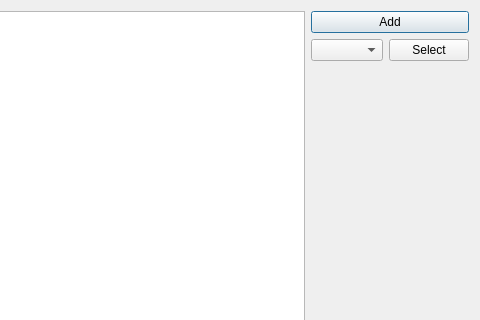
Above: Learn_Words_App_0_0_1/addword.ui from Sautenko-Andrey/learn_words_app before the change; both pictures show x 352 to 832 and y 0 to 320 of the 832 by 481 pixel window. Below: the same form after it.
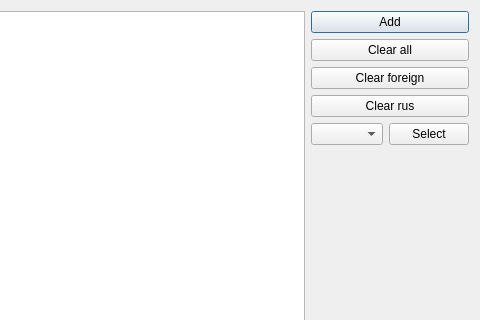
That is the form after the change.

The edit to the form file:
```diff
--- a/Learn_Words_App_0_0_1/addword.ui
+++ b/Learn_Words_App_0_0_1/addword.ui
@@ -53,6 +53,30 @@
              </property>
             </widget>
            </item>
+           <item>
+            <widget class="QPushButton" name="clearLinesButton">
+             <property name="text">
+              <string>Clear all</string>
+             </property>
+             <property name="shortcut">
+              <string>Ctrl+D</string>
+             </property>
+            </widget>
+           </item>
+           <item>
+            <widget class="QPushButton" name="clearForeignButton">
+             <property name="text">
+              <string>Clear foreign</string>
+             </property>
+            </widget>
+           </item>
+           <item>
+            <widget class="QPushButton" name="clearRusButton">
+             <property name="text">
+              <string>Clear rus</string>
+             </property>
+            </widget>
+           </item>
            <item>
             <layout class="QHBoxLayout" name="horizontalLayout_2">
              <item>
```
